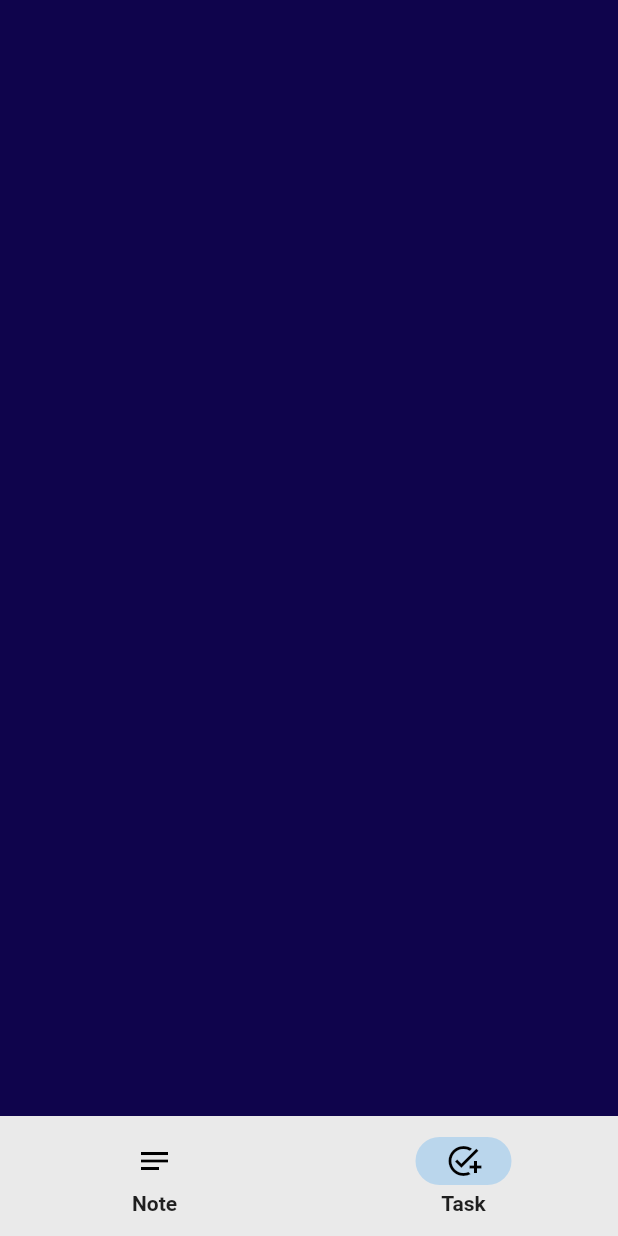
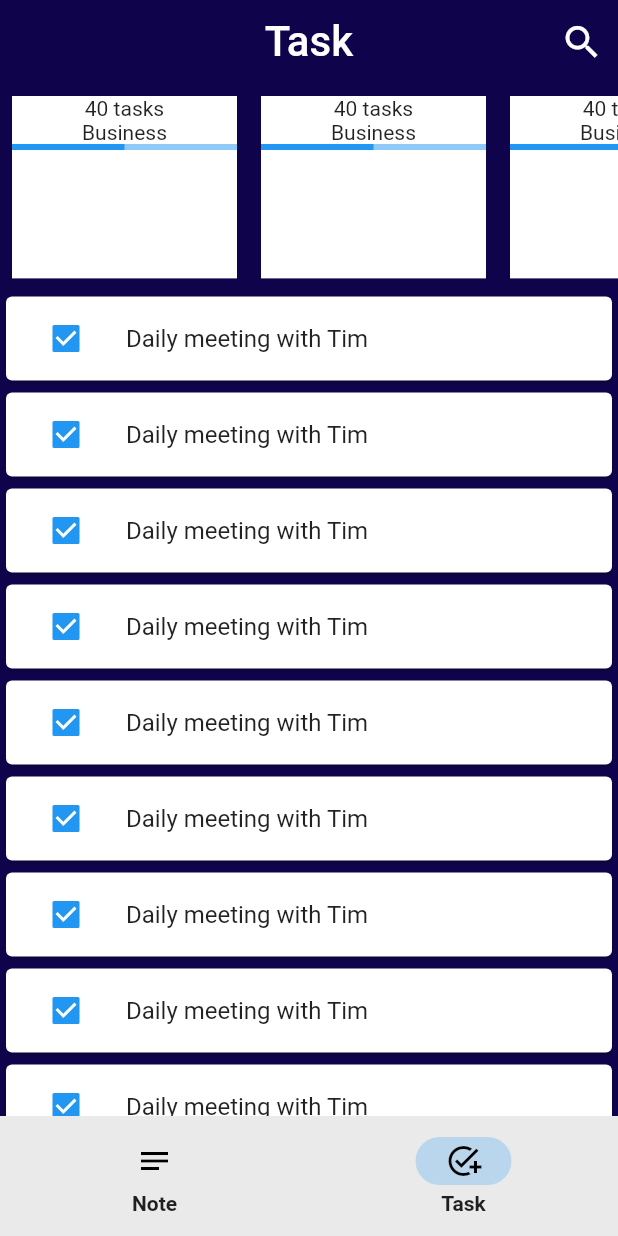
Before and after one commit to austinevick/note-app, a Flutter app: the screen it shows after launch, item 2 of the bottom bar chosen, on a phone screen of 412 x 824 dp. Run offline on Flutter 3.47's test engine with Material 2 defaults, Android fonts, the phone set to English and light mode, and no system bars; our stand-ins replace entry, fluttertoast, modal_bottom_sheet, share, shared_preferences, sqflite; accounts and stored records are empty.

Commit message:
modified:   lib/components/note_list.dart 	modified:   lib/main.dart 	modified:   lib/screens/bottom_navigation_screen.dart 	new file:   lib/screens/note/custom_note_search_delegate.dart 	renamed:    lib/screens/new_note_screen.dart -> lib/screens/note/new_note_screen.dart 	renamed:    lib/screens/note_list_screen.dart -> lib/screens/note/note_list_screen.dart 	deleted:    lib/screens/search_screen.dart 	new file:   lib/screens/task/task_screen.dart

```diff
--- a/lib/components/note_list.dart
+++ b/lib/components/note_list.dart
@@ -3,7 +3,7 @@ import 'package:flutter/material.dart';
 import 'package:fluttertoast/fluttertoast.dart';
 import 'package:fox_note_app/model/note.dart';
 import 'package:fox_note_app/provider/note_provider.dart';
-import 'package:fox_note_app/screens/new_note_screen.dart';
+import 'package:fox_note_app/screens/note/new_note_screen.dart';
 import 'package:intl/intl.dart';
 
 import 'confirmation_widget.dart';
--- a/lib/main.dart
+++ b/lib/main.dart
@@ -1,6 +1,6 @@
 import 'package:flutter/material.dart';
 import 'package:fox_note_app/screens/bottom_navigation_screen.dart';
-import 'package:fox_note_app/screens/note_list_screen.dart';
+import 'package:fox_note_app/screens/note/note_list_screen.dart';
 import 'package:provider/provider.dart';
 
 import 'provider/note_provider.dart';
--- a/lib/screens/bottom_navigation_screen.dart
+++ b/lib/screens/bottom_navigation_screen.dart
@@ -1,5 +1,6 @@
 import 'package:flutter/material.dart';
-import 'package:fox_note_app/screens/note_list_screen.dart';
+import 'package:fox_note_app/screens/note/note_list_screen.dart';
+import 'package:fox_note_app/screens/task/task_screen.dart';
 
 class BottomNavigationScreen extends StatefulWidget {
   const BottomNavigationScreen({Key? key}) : super(key: key);
@@ -9,7 +10,7 @@ class BottomNavigationScreen extends StatefulWidget {
 }
 
 class _BottomNavigationScreenState extends State<BottomNavigationScreen> {
-  final screens = [const NoteListScreen(), const Scaffold()];
+  final screens = [const NoteListScreen(), const TasksScreen()];
   int currentIndex = 0;
   @override
   Widget build(BuildContext context) {
--- a/lib/screens/note_list_screen.dart
+++ b/lib/screens/note/note_list_screen.dart
@@ -4,7 +4,7 @@ import 'package:fox_note_app/components/empty_note_body.dart';
 import 'package:fox_note_app/components/note_list.dart';
 import 'package:fox_note_app/model/note.dart';
 import 'package:fox_note_app/provider/note_provider.dart';
-import 'package:fox_note_app/screens/search_screen.dart';
+import 'package:fox_note_app/screens/note/custom_note_search_delegate.dart';
 import 'package:provider/provider.dart';
 
 import 'new_note_screen.dart';
@@ -36,9 +36,7 @@ class _NoteListScreenState extends State<NoteListScreen> {
               floatHeaderSlivers: true,
               headerSliverBuilder: (context, innerBoxIsScrolled) => [
                     SliverAppBar(
-                      elevation: 5,
                       floating: true,
-                      forceElevated: innerBoxIsScrolled,
                       centerTitle: true,
                       actions: [
                         IconButton(
@@ -48,7 +46,7 @@ class _NoteListScreenState extends State<NoteListScreen> {
                             ),
                             onPressed: () => showSearch(
                                 context: context,
-                                delegate: CustomSearchDelegate())),
+                                delegate: CustomNoteSearchDelegate())),
                       ],
                       title: Text(
                         provider.setTitle(),
--- /dev/null
+++ b/lib/screens/task/task_screen.dart
@@ -0,0 +1,74 @@
+import 'package:flutter/material.dart';
+
+class TasksScreen extends StatelessWidget {
+  const TasksScreen({Key? key}) : super(key: key);
+
+  @override
+  Widget build(BuildContext context) {
+    return SafeArea(
+      child: Scaffold(
+          body: NestedScrollView(
+              floatHeaderSlivers: true,
+              headerSliverBuilder: (context, innerBoxIsScrolled) => [
+                    SliverAppBar(
+                      floating: true,
+                      centerTitle: true,
+                      actions: [
+                        IconButton(
+                            icon: Icon(
+                              Icons.search,
+                              size: 29,
+                            ),
+                            onPressed: () {}),
+                      ],
+                      title: Text(
+                        'Task',
+                        style: TextStyle(color: Colors.white, fontSize: 28),
+                      ),
+                    ),
+                  ],
+              body: Column(
+                children: [
+                  Expanded(
+                    child: ListView(
+                      scrollDirection: Axis.horizontal,
+                      children: List.generate(
+                        5,
+                        (i) => Padding(
+                          padding: const EdgeInsets.all(8.0),
+                          child: Container(
+                            color: Colors.white,
+                            height: 150,
+                            width: 150,
+                            child: Column(
+                              children: [
+                                Text('40 tasks'),
+                                Text('Business'),
+                                LinearProgressIndicator(value: 0.5)
+                              ],
+                            ),
+                          ),
+                        ),
+                      ),
+                    ),
+                  ),
+                  Expanded(
+                    flex: 4,
+                    child: ListView.builder(
+                      itemCount: 25,
+                      itemBuilder: (context, index) => Card(
+                        child: ListTile(
+                          leading: Checkbox(
+                            value: true,
+                            onChanged: (v) {},
+                          ),
+                          title: Text('Daily meeting with Tim'),
+                        ),
+                      ),
+                    ),
+                  )
+                ],
+              ))),
+    );
+  }
+}
```
Also changed, not shown: lib/screens/note/custom_note_search_delegate.dart (added, +25 -0 lines), lib/screens/search_screen.dart (deleted, +0 -128 lines), lib/screens/note/new_note_screen.dart (renamed from lib/screens/new_note_screen.dart).
